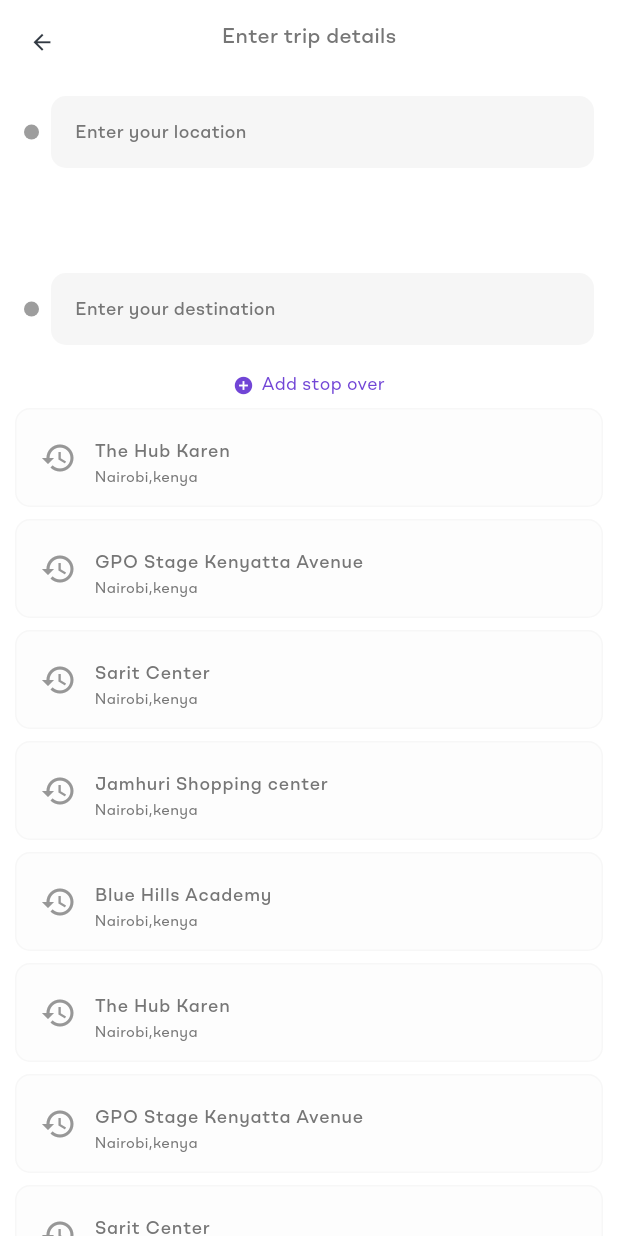
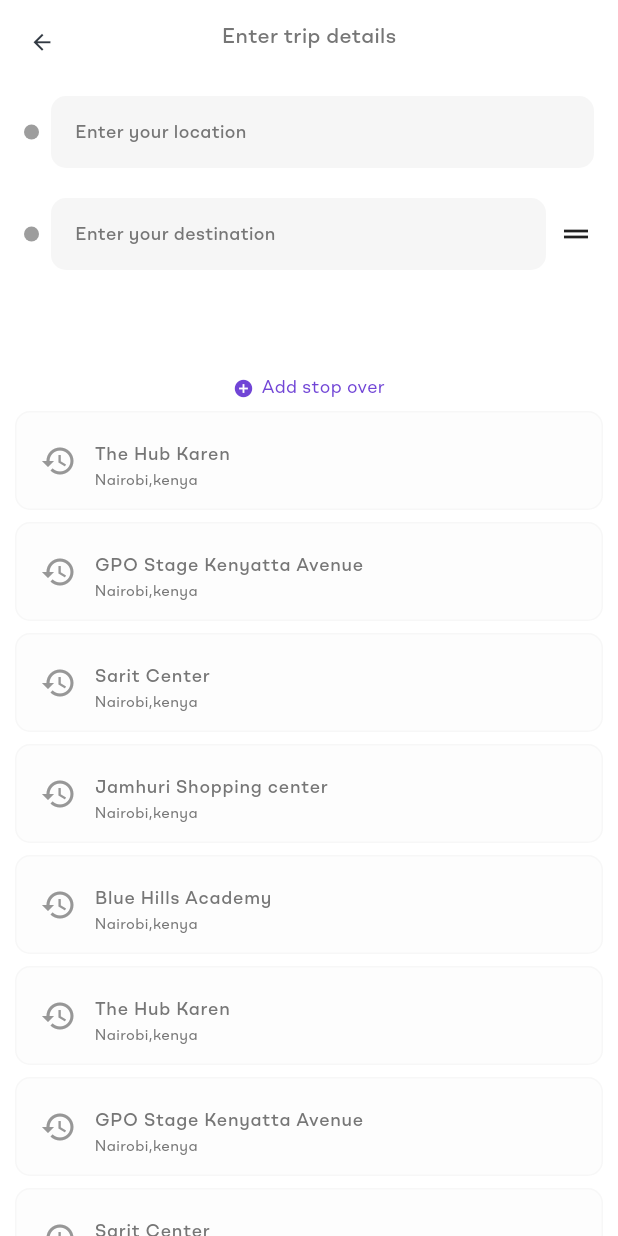
Before and after one commit to bree254/customer_hailing_app, a Flutter app: the SearchScreen screen opened by its route, on a phone screen of 412 x 824 dp. Run offline on Flutter 3.47's test engine with Material 3 defaults, Android fonts, the phone set to English and light mode, and no system bars; our stand-ins replace connectivity_plus, dio, firebase_core, flutter_rating_bar, geolocator, get and 5 more; accounts and stored records are empty.

Commit message:
refactored search screen

```diff
--- a/lib/presentation/order_request/screens/search_screen.dart
+++ b/lib/presentation/order_request/screens/search_screen.dart
@@ -29,6 +29,8 @@ class _SearchScreenState extends State<SearchScreen> {
     _destinationFocusNode.addListener(() {
       setState(() {});
     });
+    _stopoverControllers.add(_destinationController);
+    _stopoverFocusNodes.add(_destinationFocusNode);
   }
 
   @override
@@ -82,13 +84,7 @@ class _SearchScreenState extends State<SearchScreen> {
   @override
   Widget build(BuildContext context) {
     return Scaffold(
-      body: Column(
-        children: [
-          Container(
-            color: Colors.white,
-            child: Column(
-              children: [
-                AppBar(
+      appBar: AppBar(
         backgroundColor: Colors.white,
         elevation: 0,
         title: const Text(
@@ -113,6 +109,12 @@ class _SearchScreenState extends State<SearchScreen> {
           ),
         ),
       ),
+      body: Column(
+        children: [
+          Container(
+            color: Colors.white,
+            child: Column(
+              children: [
                 Padding(
                   padding: const EdgeInsets.only(top: 8.0, left: 16, bottom: 8, right: 16),
                   child: Column(
@@ -162,8 +164,9 @@ class _SearchScreenState extends State<SearchScreen> {
                       ),
                       const SizedBox(height: 20),
                       SizedBox(
-                        height: 50,
+                        height: 100,
                         child: ReorderableListView(
+                          clipBehavior: Clip.none,
                           onReorder: (oldIndex, newIndex) {
                             setState(() {
                               if (newIndex > oldIndex) {
@@ -191,7 +194,9 @@ class _SearchScreenState extends State<SearchScreen> {
                                       controller: controller,
                                       focusNode: focusNode,
                                       decoration: InputDecoration(
-                                        hintText: 'Enter stop ${index + 1}',
+                                        hintText: index == _stopoverControllers.length - 1
+                                            ? 'Enter your destination'
+                                            : 'Enter stop ${index + 1}',
                                         hintStyle: const TextStyle(
                                           color: searchtextGrey,
                                           fontSize: 12,
@@ -221,6 +226,7 @@ class _SearchScreenState extends State<SearchScreen> {
                                                   height: 24,
                                                 ),
                                               ),
+                                            if (index != _stopoverControllers.length - 1) // Show cancel button only for stopovers
                                               IconButton(
                                                 icon: const Icon(Icons.cancel, color: Colors.grey),
                                                 onPressed: () => _removeStopover(index),
@@ -237,48 +243,6 @@ class _SearchScreenState extends State<SearchScreen> {
                             );
                           }).toList(),
                         ),
-                      ),
-                      Row(
-                        children: [
-                          _buildDotIndicator(_destinationFocusNode.hasFocus),
-                          const SizedBox(width: 8),
-                          Expanded(
-                            child: TextField(
-                              controller: _destinationController,
-                              focusNode: _destinationFocusNode,
-                              decoration: InputDecoration(
-                                hintText: 'Enter your destination',
-                                hintStyle: const TextStyle(
-                                  color: searchtextGrey,
-                                  fontSize: 12,
-                                  fontWeight: FontWeight.w500,
-                                  height: 0.14,
-                                  letterSpacing: 0.25,
-                                ),
-                                fillColor: _destinationFocusNode.hasFocus ? Colors.white : searchButtonGrey,
-                                filled: true,
-                                border: OutlineInputBorder(
-                                  borderRadius: BorderRadius.circular(10),
-                                  borderSide: BorderSide.none,
-                                ),
-                                focusedBorder: OutlineInputBorder(
-                                  borderRadius: BorderRadius.circular(10),
-                                  borderSide: const BorderSide(color: primaryColor),
-                                ),
-                                suffixIcon: _destinationFocusNode.hasFocus
-                                    ? Padding(
-                                  padding: const EdgeInsets.all(8.0),
-                                  child: Image.asset(
-                                    "assets/images/location.png",
-                                    width: 24,
-                                    height: 24,
-                                  ),
-                                )
-                                    : null,
-                              ),
-                            ),
-                          ),
-                        ],
                       ),
                       const SizedBox(height: 20),
                       GestureDetector(
--- a/lib/routes/routes.dart
+++ b/lib/routes/routes.dart
@@ -66,7 +66,7 @@ class AppRoutes {
     ),
     GetPage(
         name: search,
-        page: () => const SearchScreen(),
+        page: () => SearchScreen(),
     ),
     GetPage(
         name: selectRide,
```
Lines whose indentation alone changed are shown as unchanged.
